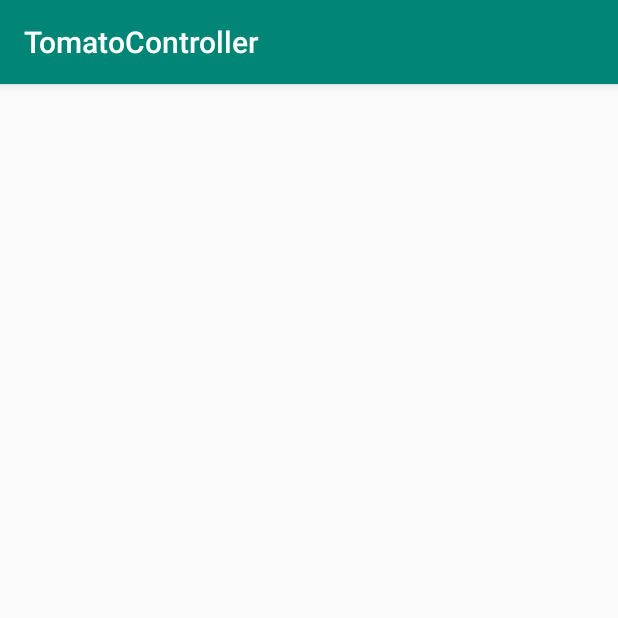
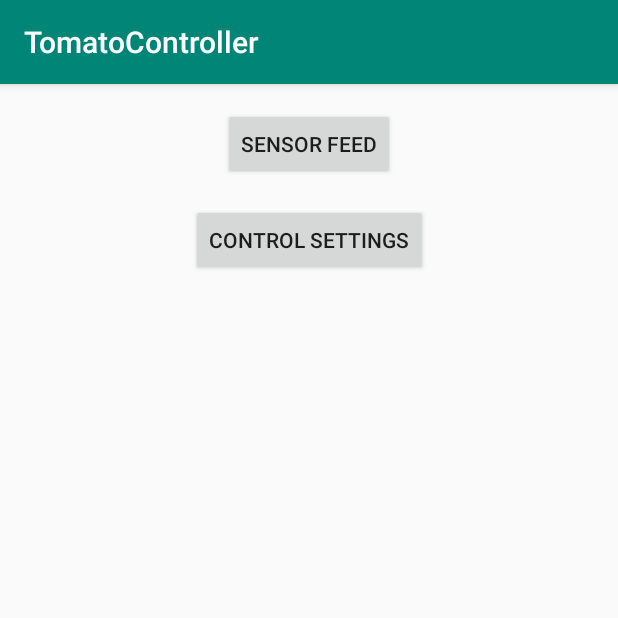
Before and after one commit to Tripe2000/Tomato, an Android app: the screen it shows after launch (MainActivity), on a phone screen of 412 x 824 dp, the top half of it. Run offline under Robolectric (Android 15) with nearby library versions, the phone set to English and light mode, and no system bars.

```diff
--- a/app/src/main/AndroidManifest.xml
+++ b/app/src/main/AndroidManifest.xml
@@ -16,6 +16,7 @@
                 <category android:name="android.intent.category.LAUNCHER" />
             </intent-filter>
         </activity>
+        <activity android:name=".SensorFeedActivity"></activity>
     </application>
 
 </manifest>
--- a/app/src/main/res/layout/activity_main.xml
+++ b/app/src/main/res/layout/activity_main.xml
@@ -6,4 +6,23 @@
     android:layout_height="match_parent"
     tools:context=".MainActivity">
 
+    <Button
+        android:id="@+id/button"
+        android:layout_width="wrap_content"
+        android:layout_height="wrap_content"
+        android:layout_marginTop="16dp"
+        android:text="@string/sensorfeed_label"
+        app:layout_constraintEnd_toEndOf="parent"
+        app:layout_constraintStart_toStartOf="parent"
+        app:layout_constraintTop_toTopOf="parent" />
+
+    <Button
+        android:id="@+id/button2"
+        android:layout_width="wrap_content"
+        android:layout_height="wrap_content"
+        android:layout_marginTop="16dp"
+        android:text="@string/controlsettings_label"
+        app:layout_constraintEnd_toEndOf="parent"
+        app:layout_constraintStart_toStartOf="parent"
+        app:layout_constraintTop_toBottomOf="@+id/button" />
 </android.support.constraint.ConstraintLayout>
```
Also changed, not shown: app/src/main/java/com/tomatoapp/tomatocontroller/SensorFeedActivity.java (added, +13 -0 lines), app/src/main/res/layout/activity_sensor_feed.xml (added, +9 -0 lines).
